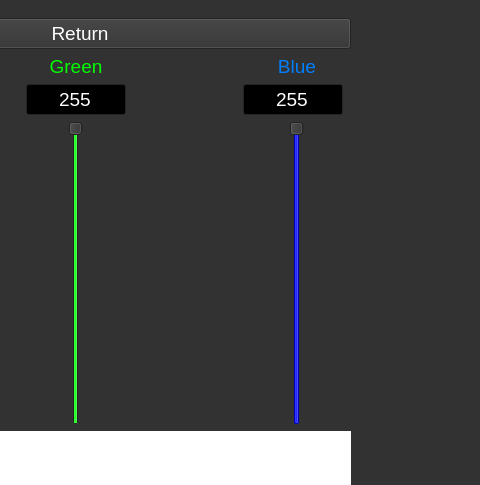
Before: the Qt Designer form mainwindow.ui in Stephen-Hamilton-C/SigmonLED-App-Qt, drawn with Qt 5; both pictures show x 320 to 800 and y 0 to 485 of the 800 by 600 pixel window.
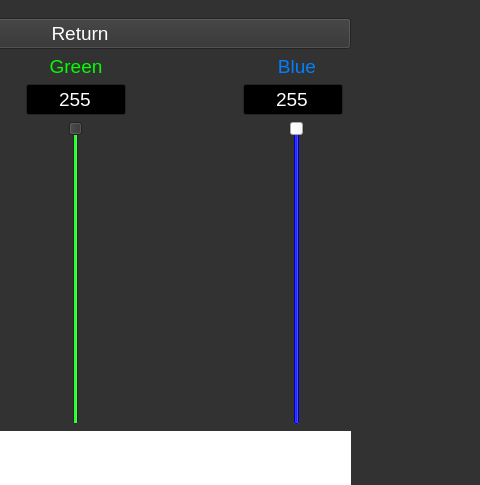
After: the same form once the commit is applied. The open tabs and pages were chosen to show the change.

Commit message: Attempting to make slider handle bigger

```diff
--- a/mainwindow.ui
+++ b/mainwindow.ui
@@ -1029,6 +1029,17 @@
             </disabled>
            </palette>
           </property>
+          <property name="styleSheet">
+           <string notr="true">.QSlider::groove:vertical {
+    width: 6px;
+    margin: 64px 32px;
+}
+
+.QSlider::handle:vertical {
+    margin: -64px -32px;
+    height: -60px;
+}</string>
+          </property>
           <property name="maximum">
            <number>255</number>
           </property>
```
Left out of the diff: 2 changed lines with no effect on the pictures.
